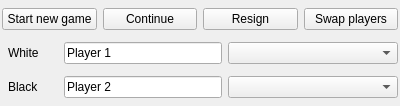
Old version of the form src/gui/playgame.ui in the repository franzm/shatrabase.
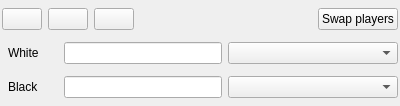
New version of the form. Icons and pictures are not drawn. Custom widgets are drawn as their Qt base class.

Commit message: play/continue/stop logic in PlayGameWidget

What changed in the file:
```diff
--- a/src/gui/playgame.ui
+++ b/src/gui/playgame.ui
@@ -31,24 +31,50 @@
      <item>
       <widget class="QPushButton" name="b_new">
        <property name="text">
-        <string>Start new game</string>
+        <string/>
+       </property>
+       <property name="icon">
+        <iconset resource="../../resources.qrc">
+         <normaloff>:/images/b_playstart.png</normaloff>:/images/b_playstart.png</iconset>
+       </property>
+       <property name="checkable">
+        <bool>false</bool>
+       </property>
+       <property name="checked">
+        <bool>false</bool>
+       </property>
+       <property name="flat">
+        <bool>false</bool>
        </property>
       </widget>
      </item>
      <item>
       <widget class="QPushButton" name="b_continue">
        <property name="text">
-        <string>Continue</string>
+        <string/>
        </property>
       </widget>
      </item>
      <item>
       <widget class="QPushButton" name="b_resign">
        <property name="text">
-        <string>Resign</string>
+        <string/>
        </property>
       </widget>
      </item>
+     <item>
+      <spacer name="horizontalSpacer">
+       <property name="orientation">
+        <enum>Qt::Horizontal</enum>
+       </property>
+       <property name="sizeHint" stdset="0">
+        <size>
+         <width>40</width>
+         <height>20</height>
+        </size>
+       </property>
+      </spacer>
+     </item>
      <item>
       <widget class="QPushButton" name="b_flip">
        <property name="text">
@@ -79,7 +105,7 @@
      <item>
       <widget class="QLineEdit" name="nameEdit1">
        <property name="text">
-        <string>Player 1</string>
+        <string/>
        </property>
       </widget>
      </item>
@@ -116,7 +142,7 @@
      <item>
       <widget class="QLineEdit" name="nameEdit2">
        <property name="text">
-        <string>Player 2</string>
+        <string/>
        </property>
       </widget>
      </item>
```
Left out of the diff: 26 changed lines with no effect on the pictures. The commit also changes 6 other files.
